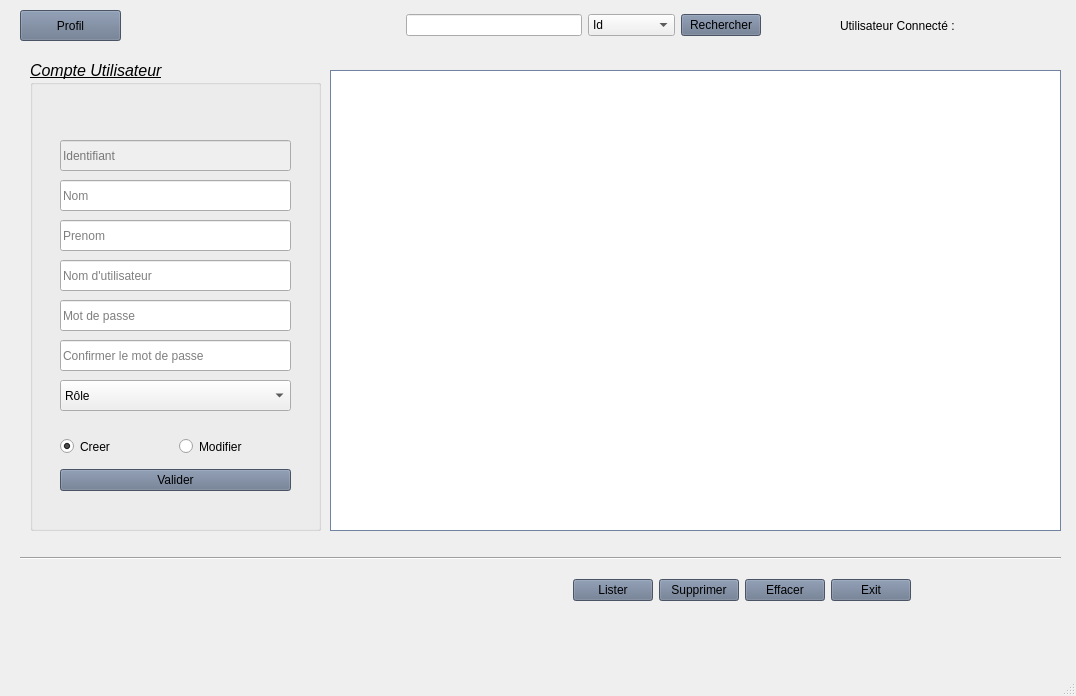
The window that uiadministrateur.ui (chafaatoumk/gestion-notes-Qt) describes before a commit, drawn with Qt 5.
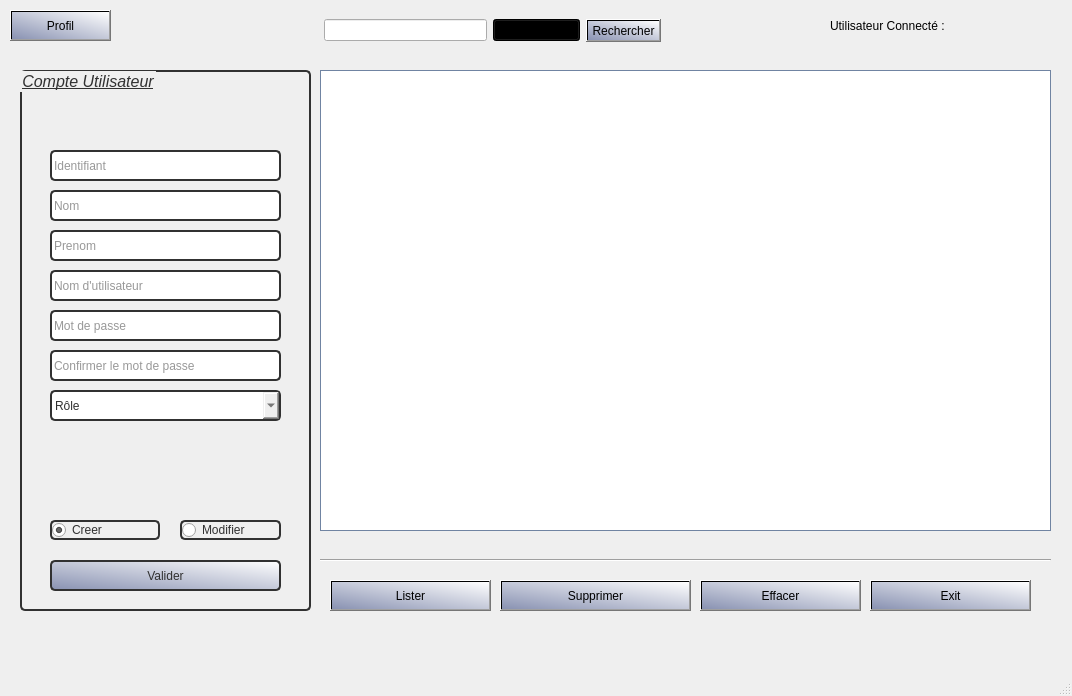
The same window after the commit. Icons and pictures are not drawn.

Commit message: UIAdministrator design

Patch:
```diff
--- a/uiadministrateur.ui
+++ b/uiadministrateur.ui
@@ -9,7 +9,7 @@
    <rect>
     <x>0</x>
     <y>0</y>
-    <width>1076</width>
+    <width>1072</width>
     <height>696</height>
    </rect>
   </property>
@@ -20,11 +20,14 @@
    <iconset resource="Ressources.qrc">
     <normaloff>:/images/images/bg.jpg</normaloff>:/images/images/bg.jpg</iconset>
   </property>
+  <property name="styleSheet">
+   <string notr="true"/>
+  </property>
   <widget class="QWidget" name="centralwidget">
    <widget class="QWidget" name="widget" native="true">
     <property name="geometry">
      <rect>
-      <x>10</x>
+      <x>0</x>
       <y>0</y>
       <width>1061</width>
       <height>641</height>
@@ -76,10 +79,10 @@
     <widget class="QWidget" name="horizontalLayoutWidget_3">
      <property name="geometry">
       <rect>
-       <x>220</x>
+       <x>160</x>
        <y>10</y>
-       <width>531</width>
-       <height>31</height>
+       <width>501</width>
+       <height>41</height>
       </rect>
      </property>
      <layout class="QHBoxLayout" name="horizontalLayout_3">
@@ -101,6 +104,9 @@
       </item>
       <item>
        <widget class="QComboBox" name="comboBoxRechercherPar">
+        <property name="styleSheet">
+         <string notr="true">background-color: qlineargradient(spread:pad, x1:0, y1:1, x2:1, y2:0, stop:0 rgba(137, 146, 178, 255), stop:1 rgba(255, 255, 255, 255));</string>
+        </property>
         <property name="currentIndex">
          <number>0</number>
         </property>
@@ -119,7 +125,7 @@
       <item>
        <widget class="QPushButton" name="pushButtonRechercher">
         <property name="styleSheet">
-         <string notr="true">background-color: rgb(103, 117, 141);</string>
+         <string notr="true">background-color: qlineargradient(spread:pad, x1:0, y1:1, x2:1, y2:0, stop:0 rgba(137, 146, 178, 255), stop:1 rgba(255, 255, 255, 255));</string>
         </property>
         <property name="text">
          <string>Rechercher</string>
@@ -128,78 +134,13 @@
       </item>
      </layout>
     </widget>
-    <widget class="QWidget" name="horizontalLayoutWidget_2">
-     <property name="geometry">
-      <rect>
-       <x>110</x>
-       <y>570</y>
-       <width>791</width>
-       <height>41</height>
-      </rect>
-     </property>
-     <layout class="QHBoxLayout" name="horizontalLayout_2">
-      <item>
-       <spacer name="horizontalSpacer">
-        <property name="orientation">
-         <enum>Qt::Horizontal</enum>
-        </property>
-        <property name="sizeHint" stdset="0">
-         <size>
-          <width>40</width>
-          <height>20</height>
-         </size>
-        </property>
-       </spacer>
-      </item>
-      <item>
-       <widget class="QPushButton" name="pushButtonLister">
-        <property name="styleSheet">
-         <string notr="true">background-color: rgb(103, 117, 141);</string>
-        </property>
-        <property name="text">
-         <string>Lister</string>
-        </property>
-       </widget>
-      </item>
-      <item>
-       <widget class="QPushButton" name="pushButtonSupprimer">
-        <property name="styleSheet">
-         <string notr="true">background-color: rgb(103, 117, 141);</string>
-        </property>
-        <property name="text">
-         <string>Supprimer</string>
-        </property>
-       </widget>
-      </item>
-      <item>
-       <widget class="QPushButton" name="pushButtonEffacer">
-        <property name="styleSheet">
-         <string notr="true">background-color: rgb(103, 117, 141);</string>
-        </property>
-        <property name="text">
-         <string>Effacer</string>
-        </property>
-       </widget>
-      </item>
-      <item>
-       <widget class="QPushButton" name="pushButtonExit">
-        <property name="styleSheet">
-         <string notr="true">background-color: rgb(103, 117, 141);</string>
-        </property>
-        <property name="text">
-         <string>Exit</string>
-        </property>
-       </widget>
-      </item>
-     </layout>
-    </widget>
     <widget class="Line" name="line">
      <property name="geometry">
       <rect>
-       <x>10</x>
+       <x>320</x>
        <y>550</y>
-       <width>1041</width>
-       <height>16</height>
+       <width>731</width>
+       <height>20</height>
       </rect>
      </property>
      <property name="styleSheet">
@@ -222,7 +163,7 @@
       <string>Consulter mon profil ...</string>
      </property>
      <property name="styleSheet">
-      <string notr="true">background-color: rgb(103, 117, 141);</string>
+      <string notr="true">background-color: qlineargradient(spread:pad, x1:0, y1:1, x2:1, y2:0, stop:0 rgba(137, 146, 178, 255), stop:1 rgba(255, 255, 255, 255));</string>
      </property>
      <property name="text">
       <string>Profil</string>
@@ -232,9 +173,9 @@
      <property name="geometry">
       <rect>
        <x>20</x>
-       <y>60</y>
+       <y>70</y>
        <width>291</width>
-       <height>471</height>
+       <height>541</height>
       </rect>
      </property>
      <property name="font">
@@ -245,7 +186,10 @@
       </font>
      </property>
      <property name="styleSheet">
-      <string notr="true">border-color: rgb(0, 0, 127);</string>
+      <string notr="true">border-radius: 5px;
+background-color: rgba(255, 255, 255, .0);
+border: 2px solid rgb(49, 49, 49);
+color: rgb(49, 49, 49);</string>
      </property>
      <property name="title">
       <string>Compte Utilisateur</string>
@@ -263,7 +207,10 @@
        </rect>
       </property>
       <property name="styleSheet">
-       <string notr="true"/>
+       <string notr="true">border-radius: 5px;
+background-color: rgba(255, 255, 255, .0);
+border: 2px solid rgb(49, 49, 49);
+color: rgb(49, 49, 49);</string>
       </property>
       <property name="placeholderText">
        <string>Identifiant</string>
@@ -291,6 +238,12 @@
         <height>31</height>
        </rect>
       </property>
+      <property name="styleSheet">
+       <string notr="true">border-radius: 5px;
+background-color: rgba(255, 255, 255, .0);
+border-bottom: 2px solid rgb(49, 49, 49);
+color: rgb(49, 49, 49);</string>
+      </property>
       <property name="echoMode">
        <enum>QLineEdit::Password</enum>
       </property>
@@ -307,6 +260,12 @@
         <height>31</height>
        </rect>
       </property>
+      <property name="styleSheet">
+       <string notr="true">border-radius: 5px;
+background-color: rgba(255, 255, 255, .0);
+border: 2px solid rgb(49, 49, 49);
+color: rgb(49, 49, 49);</string>
+      </property>
       <property name="echoMode">
        <enum>QLineEdit::Password</enum>
       </property>
@@ -352,49 +311,6 @@
        </property>
       </item>
      </widget>
-     <widget class="QWidget" name="verticalLayoutWidget_3">
-      <property name="geometry">
-       <rect>
-        <x>30</x>
-        <y>370</y>
-        <width>231</width>
-        <height>71</height>
-       </rect>
-      </property>
-      <layout class="QVBoxLayout" name="verticalLayout_5">
-       <item>
-        <layout class="QHBoxLayout" name="horizontalLayout">
-         <item>
-          <widget class="QRadioButton" name="radioButtonCreer">
-           <property name="text">
-            <string>Creer</string>
-           </property>
-           <property name="checked">
-            <bool>true</bool>
-           </property>
-          </widget>
-         </item>
-         <item>
-          <widget class="QRadioButton" name="radioButtonModifier">
-           <property name="text">
-            <string>Modifier</string>
-           </property>
-          </widget>
-         </item>
-        </layout>
-       </item>
-       <item>
-        <widget class="QPushButton" name="pushButtonValider">
-         <property name="styleSheet">
-          <string notr="true">background-color: rgb(103, 117, 141);</string>
-         </property>
-         <property name="text">
-          <string>Valider</string>
-         </property>
-        </widget>
-       </item>
-      </layout>
-     </widget>
      <widget class="QLineEdit" name="lineEditPrenom">
       <property name="geometry">
        <rect>
@@ -421,6 +337,130 @@
        <string>Nom</string>
       </property>
      </widget>
+     <widget class="QRadioButton" name="radioButtonModifier">
+      <property name="geometry">
+       <rect>
+        <x>160</x>
+        <y>450</y>
+        <width>101</width>
+        <height>20</height>
+       </rect>
+      </property>
+      <property name="text">
+       <string>Modifier</string>
+      </property>
+     </widget>
+     <widget class="QRadioButton" name="radioButtonCreer">
+      <property name="geometry">
+       <rect>
+        <x>30</x>
+        <y>450</y>
+        <width>110</width>
+        <height>20</height>
+       </rect>
+      </property>
+      <property name="text">
+       <string>Creer</string>
+      </property>
+      <property name="checked">
+       <bool>true</bool>
+      </property>
+     </widget>
+     <widget class="QPushButton" name="pushButtonValider">
+      <property name="geometry">
+       <rect>
+        <x>30</x>
+        <y>490</y>
+        <width>231</width>
+        <height>31</height>
+       </rect>
+      </property>
+      <property name="cursor">
+       <cursorShape>PointingHandCursor</cursorShape>
+      </property>
+      <property name="styleSheet">
+       <string notr="true">background-color: qlineargradient(spread:pad, x1:0, y1:1, x2:1, y2:0, stop:0 rgba(137, 146, 178, 255), stop:1 rgba(255, 255, 255, 255));</string>
+      </property>
+      <property name="text">
+       <string>Valider</string>
+      </property>
+     </widget>
+    </widget>
+    <widget class="QPushButton" name="pushButtonLister">
+     <property name="geometry">
+      <rect>
+       <x>330</x>
+       <y>580</y>
+       <width>161</width>
+       <height>31</height>
+      </rect>
+     </property>
+     <property name="cursor">
+      <cursorShape>PointingHandCursor</cursorShape>
+     </property>
+     <property name="styleSheet">
+      <string notr="true">background-color: qlineargradient(spread:pad, x1:0, y1:1, x2:1, y2:0, stop:0 rgba(137, 146, 178, 255), stop:1 rgba(255, 255, 255, 255));</string>
+     </property>
+     <property name="text">
+      <string>Lister</string>
+     </property>
+    </widget>
+    <widget class="QPushButton" name="pushButtonSupprimer">
+     <property name="geometry">
+      <rect>
+       <x>500</x>
+       <y>580</y>
+       <width>191</width>
+       <height>31</height>
+      </rect>
+     </property>
+     <property name="cursor">
+      <cursorShape>PointingHandCursor</cursorShape>
+     </property>
+     <property name="styleSheet">
+      <string notr="true">background-color: qlineargradient(spread:pad, x1:0, y1:1, x2:1, y2:0, stop:0 rgba(137, 146, 178, 255), stop:1 rgba(255, 255, 255, 255));</string>
+     </property>
+     <property name="text">
+      <string>Supprimer</string>
+     </property>
+    </widget>
+    <widget class="QPushButton" name="pushButtonEffacer">
+     <property name="geometry">
+      <rect>
+       <x>700</x>
+       <y>580</y>
+       <width>161</width>
+       <height>31</height>
+      </rect>
+     </property>
+     <property name="cursor">
+      <cursorShape>PointingHandCursor</cursorShape>
+     </property>
+     <property name="styleSheet">
+      <string notr="true">background-color: qlineargradient(spread:pad, x1:0, y1:1, x2:1, y2:0, stop:0 rgba(137, 146, 178, 255), stop:1 rgba(255, 255, 255, 255));</string>
+     </property>
+     <property name="text">
+      <string>Effacer</string>
+     </property>
+    </widget>
+    <widget class="QPushButton" name="pushButtonExit">
+     <property name="geometry">
+      <rect>
+       <x>870</x>
+       <y>580</y>
+       <width>161</width>
+       <height>31</height>
+      </rect>
+     </property>
+     <property name="cursor">
+      <cursorShape>PointingHandCursor</cursorShape>
+     </property>
+     <property name="styleSheet">
+      <string notr="true">background-color: qlineargradient(spread:pad, x1:0, y1:1, x2:1, y2:0, stop:0 rgba(137, 146, 178, 255), stop:1 rgba(255, 255, 255, 255));</string>
+     </property>
+     <property name="text">
+      <string>Exit</string>
+     </property>
     </widget>
    </widget>
   </widget>
```
Left out of the diff: 4 changed lines with no effect on the pictures. The commit also changes 3 other files.
